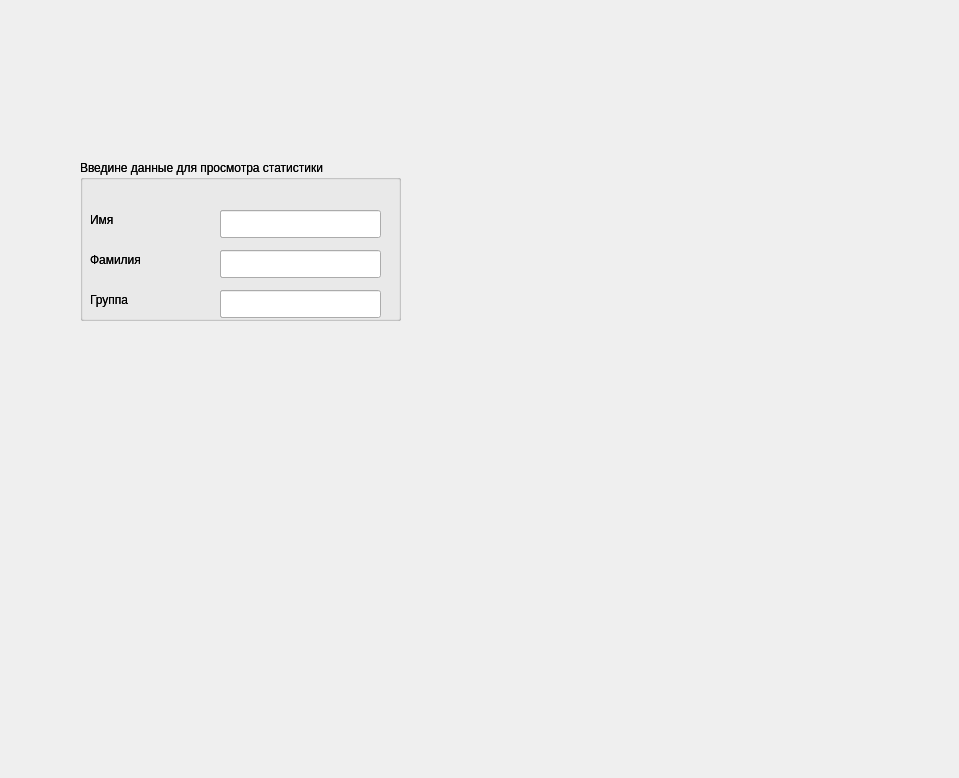
Old version of the form untitled52/window_data.ui in the repository 0schweps0/studhelper.
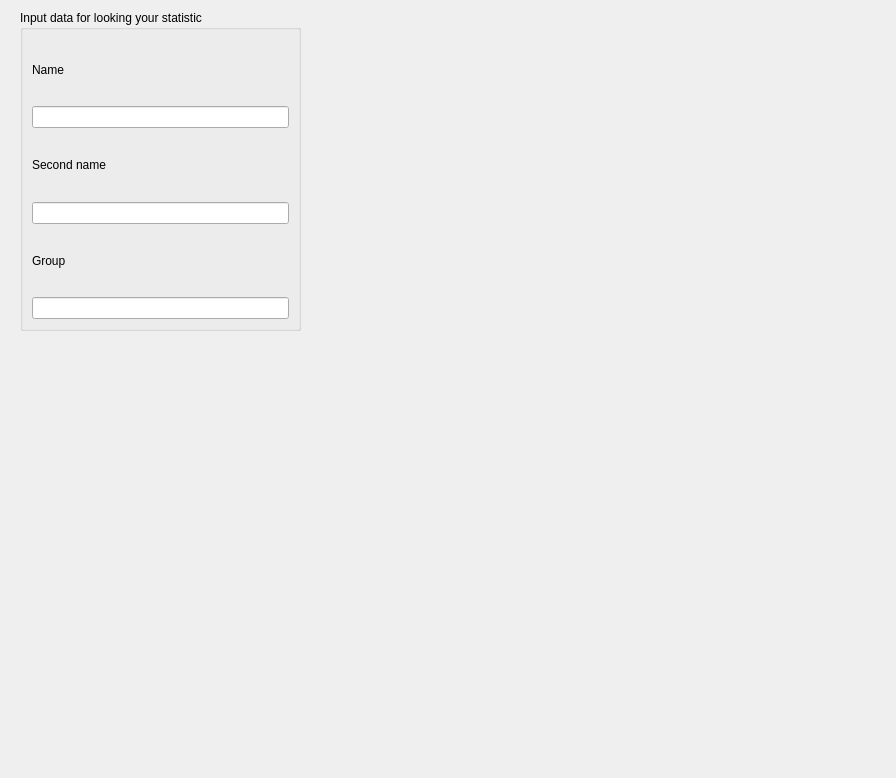
New version of the form.

Commit message: personal statistic change language

```diff
--- a/untitled52/window_data.ui
+++ b/untitled52/window_data.ui
@@ -6,176 +6,57 @@
    <rect>
     <x>0</x>
     <y>0</y>
-    <width>959</width>
+    <width>896</width>
     <height>778</height>
    </rect>
   </property>
   <property name="windowTitle">
    <string>Dialog</string>
   </property>
-  <widget class="QGroupBox" name="groupBox">
+  <widget class="QGroupBox" name="groupBox_2">
    <property name="geometry">
     <rect>
-     <x>80</x>
-     <y>160</y>
-     <width>321</width>
-     <height>161</height>
+     <x>20</x>
+     <y>10</y>
+     <width>281</width>
+     <height>321</height>
     </rect>
    </property>
    <property name="title">
-    <string>Введине данные для просмотра статистики</string>
+    <string>Input data for looking your statistic</string>
    </property>
-   <widget class="QLabel" name="label">
-    <property name="geometry">
-     <rect>
-      <x>10</x>
-      <y>50</y>
-      <width>63</width>
-      <height>20</height>
-     </rect>
-    </property>
-    <property name="text">
-     <string>Имя</string>
-    </property>
-   </widget>
-   <widget class="QLabel" name="label_2">
-    <property name="geometry">
-     <rect>
-      <x>10</x>
-      <y>90</y>
-      <width>63</width>
-      <height>20</height>
-     </rect>
-    </property>
-    <property name="text">
-     <string>Фамилия</string>
-    </property>
-   </widget>
-   <widget class="QLabel" name="label_3">
-    <property name="geometry">
-     <rect>
-      <x>10</x>
-      <y>130</y>
-      <width>63</width>
-      <height>20</height>
-     </rect>
-    </property>
-    <property name="text">
-     <string>Группа</string>
-    </property>
-   </widget>
-   <widget class="QLineEdit" name="lineEdit">
-    <property name="geometry">
-     <rect>
-      <x>140</x>
-      <y>50</y>
-      <width>113</width>
-      <height>28</height>
-     </rect>
-    </property>
-   </widget>
-   <widget class="QLineEdit" name="lineEdit_2">
-    <property name="geometry">
-     <rect>
-      <x>140</x>
-      <y>90</y>
-      <width>111</width>
-      <height>28</height>
-     </rect>
-    </property>
-   </widget>
-   <widget class="QLineEdit" name="lineEdit_3">
-    <property name="geometry">
-     <rect>
-      <x>140</x>
-      <y>130</y>
-      <width>113</width>
-      <height>28</height>
-     </rect>
-    </property>
-   </widget>
-   <widget class="QGroupBox" name="groupBox_2">
-    <property name="geometry">
-     <rect>
-      <x>0</x>
-      <y>0</y>
-      <width>321</width>
-      <height>161</height>
-     </rect>
-    </property>
-    <property name="title">
-     <string>Введине данные для просмотра статистики</string>
-    </property>
-    <widget class="QLabel" name="label_4">
-     <property name="geometry">
-      <rect>
-       <x>10</x>
-       <y>50</y>
-       <width>63</width>
-       <height>20</height>
-      </rect>
-     </property>
-     <property name="text">
-      <string>Имя</string>
-     </property>
-    </widget>
-    <widget class="QLabel" name="label_5">
-     <property name="geometry">
-      <rect>
-       <x>10</x>
-       <y>90</y>
-       <width>63</width>
-       <height>20</height>
-      </rect>
-     </property>
-     <property name="text">
-      <string>Фамилия</string>
-     </property>
-    </widget>
-    <widget class="QLabel" name="label_6">
-     <property name="geometry">
-      <rect>
-       <x>10</x>
-       <y>130</y>
-       <width>63</width>
-       <height>20</height>
-      </rect>
-     </property>
-     <property name="text">
-      <string>Группа</string>
-     </property>
-    </widget>
-    <widget class="QLineEdit" name="lineEdit_4">
-     <property name="geometry">
-      <rect>
-       <x>140</x>
-       <y>50</y>
-       <width>161</width>
-       <height>28</height>
-      </rect>
-     </property>
-    </widget>
-    <widget class="QLineEdit" name="lineEdit_5">
-     <property name="geometry">
-      <rect>
-       <x>140</x>
-       <y>90</y>
-       <width>161</width>
-       <height>28</height>
-      </rect>
-     </property>
-    </widget>
-    <widget class="QLineEdit" name="lineEdit_6">
-     <property name="geometry">
-      <rect>
-       <x>140</x>
-       <y>130</y>
-       <width>161</width>
-       <height>28</height>
-      </rect>
-     </property>
-    </widget>
-   </widget>
+   <layout class="QVBoxLayout" name="verticalLayout">
+    <item>
+     <widget class="QLabel" name="label_4">
+      <property name="text">
+       <string>Name</string>
+      </property>
+     </widget>
+    </item>
+    <item>
+     <widget class="QLineEdit" name="lineEdit_4"/>
+    </item>
+    <item>
+     <widget class="QLabel" name="label_5">
+      <property name="text">
+       <string>Second name</string>
+      </property>
+     </widget>
+    </item>
+    <item>
+     <widget class="QLineEdit" name="lineEdit_5"/>
+    </item>
+    <item>
+     <widget class="QLabel" name="label_6">
+      <property name="text">
+       <string>Group</string>
+      </property>
+     </widget>
+    </item>
+    <item>
+     <widget class="QLineEdit" name="lineEdit_6"/>
+    </item>
+   </layout>
   </widget>
  </widget>
  <resources/>
```
The commit also changes 9 other files.
